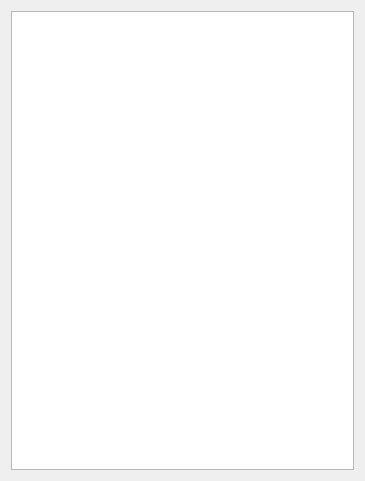
Before: the Qt Designer form callstackwindow.ui in mshroyer/towerofhanoi, drawn with Qt 5.
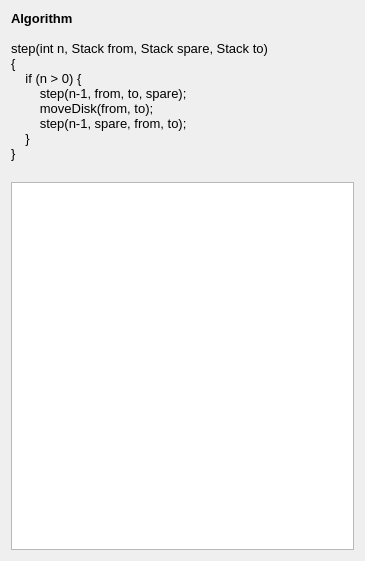
After: the same form once the commit is applied.

Commit message: Call stack formatting, algorithm pseudocode

Patch:
```diff
--- a/callstackwindow.ui
+++ b/callstackwindow.ui
@@ -7,13 +7,37 @@
     <x>0</x>
     <y>0</y>
     <width>365</width>
-    <height>481</height>
+    <height>561</height>
    </rect>
   </property>
   <property name="windowTitle">
    <string>Call Stack</string>
   </property>
   <layout class="QVBoxLayout" name="verticalLayout_2">
+   <item>
+    <widget class="QLabel" name="label">
+     <property name="text">
+      <string>&lt;!DOCTYPE HTML PUBLIC &quot;-//W3C//DTD HTML 4.0//EN&quot; &quot;http://www.w3.org/TR/REC-html40/strict.dtd&quot;&gt;
+&lt;html&gt;&lt;head&gt;&lt;meta name=&quot;qrichtext&quot; content=&quot;1&quot; /&gt;&lt;style type=&quot;text/css&quot;&gt;
+p, li { white-space: pre-wrap; }
+&lt;/style&gt;&lt;/head&gt;&lt;body style=&quot; font-family:'Sans'; font-size:10pt; font-weight:400; font-style:normal;&quot;&gt;
+&lt;p style=&quot; margin-top:0px; margin-bottom:0px; margin-left:0px; margin-right:0px; -qt-block-indent:0; text-indent:0px;&quot;&gt;&lt;span style=&quot; font-weight:600;&quot;&gt;Algorithm&lt;/span&gt;&lt;/p&gt;
+&lt;p style=&quot;-qt-paragraph-type:empty; margin-top:0px; margin-bottom:0px; margin-left:0px; margin-right:0px; -qt-block-indent:0; text-indent:0px;&quot;&gt;&lt;br /&gt;&lt;/p&gt;
+&lt;p style=&quot; margin-top:0px; margin-bottom:0px; margin-left:0px; margin-right:0px; -qt-block-indent:0; text-indent:0px;&quot;&gt;step(int n, Stack from, Stack spare, Stack to)&lt;/p&gt;
+&lt;p style=&quot; margin-top:0px; margin-bottom:0px; margin-left:0px; margin-right:0px; -qt-block-indent:0; text-indent:0px;&quot;&gt;{&lt;/p&gt;
+&lt;p style=&quot; margin-top:0px; margin-bottom:0px; margin-left:0px; margin-right:0px; -qt-block-indent:0; text-indent:0px;&quot;&gt;    if (n &amp;gt; 0) {&lt;/p&gt;
+&lt;p style=&quot; margin-top:0px; margin-bottom:0px; margin-left:0px; margin-right:0px; -qt-block-indent:0; text-indent:0px;&quot;&gt;        step(n-1, from, to, spare);&lt;/p&gt;
+&lt;p style=&quot; margin-top:0px; margin-bottom:0px; margin-left:0px; margin-right:0px; -qt-block-indent:0; text-indent:0px;&quot;&gt;        moveDisk(from, to);&lt;/p&gt;
+&lt;p style=&quot; margin-top:0px; margin-bottom:0px; margin-left:0px; margin-right:0px; -qt-block-indent:0; text-indent:0px;&quot;&gt;        step(n-1, spare, from, to);&lt;/p&gt;
+&lt;p style=&quot; margin-top:0px; margin-bottom:0px; margin-left:0px; margin-right:0px; -qt-block-indent:0; text-indent:0px;&quot;&gt;    }&lt;/p&gt;
+&lt;p style=&quot; margin-top:0px; margin-bottom:0px; margin-left:0px; margin-right:0px; -qt-block-indent:0; text-indent:0px;&quot;&gt;}&lt;/p&gt;
+&lt;p style=&quot;-qt-paragraph-type:empty; margin-top:0px; margin-bottom:0px; margin-left:0px; margin-right:0px; -qt-block-indent:0; text-indent:0px;&quot;&gt;&lt;br /&gt;&lt;/p&gt;&lt;/body&gt;&lt;/html&gt;</string>
+     </property>
+     <property name="textFormat">
+      <enum>Qt::RichText</enum>
+     </property>
+    </widget>
+   </item>
    <item>
     <widget class="QTextEdit" name="textEdit">
      <property name="readOnly">
```
Left out of the diff: 3 changed lines with no effect on the pictures. The commit also changes 1 other file.
